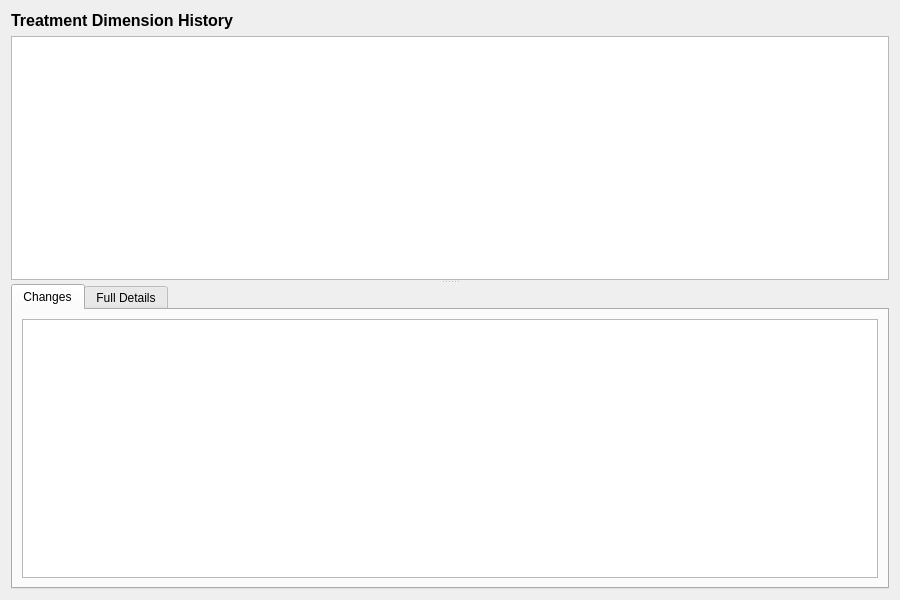
OreStudio/OreStudio, file projects/ores.qt/ui/TreatmentDimensionHistoryDialog.ui: the form before one commit.
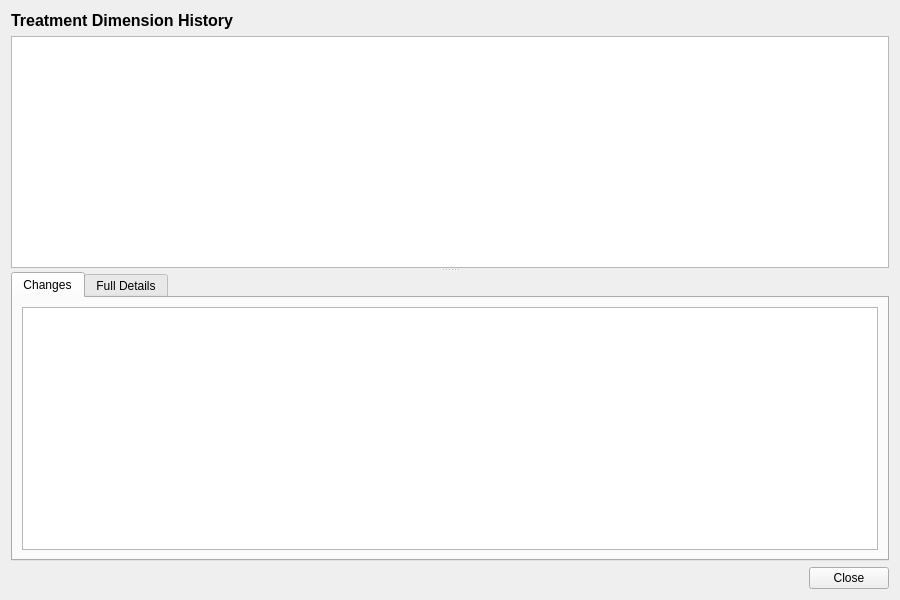
The form after the commit.

Commit message: [qt] Remove toolbars from detail dialogs; add Close button throughout

The edit to the form file:
```diff
--- a/projects/ores.qt/ui/TreatmentDimensionHistoryDialog.ui
+++ b/projects/ores.qt/ui/TreatmentDimensionHistoryDialog.ui
@@ -196,6 +196,27 @@
      </widget>
     </widget>
    </item>
+   <item>
+    <layout class="QHBoxLayout" name="buttonLayout">
+     <item>
+      <spacer name="horizontalSpacer">
+       <property name="orientation">
+        <enum>Qt::Horizontal</enum>
+       </property>
+       <property name="sizeHint" stdset="0">
+        <size><width>40</width><height>20</height></size>
+       </property>
+      </spacer>
+     </item>
+     <item>
+      <widget class="QPushButton" name="closeButton">
+       <property name="text">
+        <string>Close</string>
+       </property>
+      </widget>
+     </item>
+    </layout>
+   </item>
   </layout>
  </widget>
  <resources/>
```
The commit also changes 201 other files.
